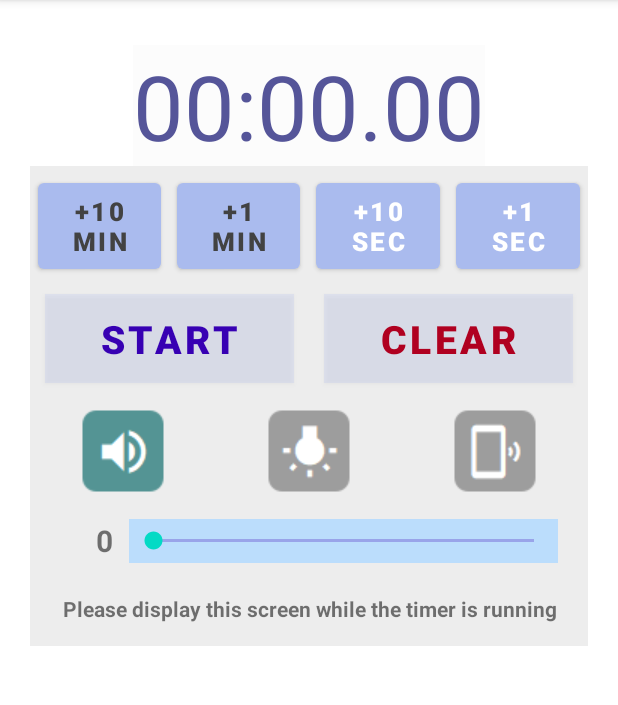
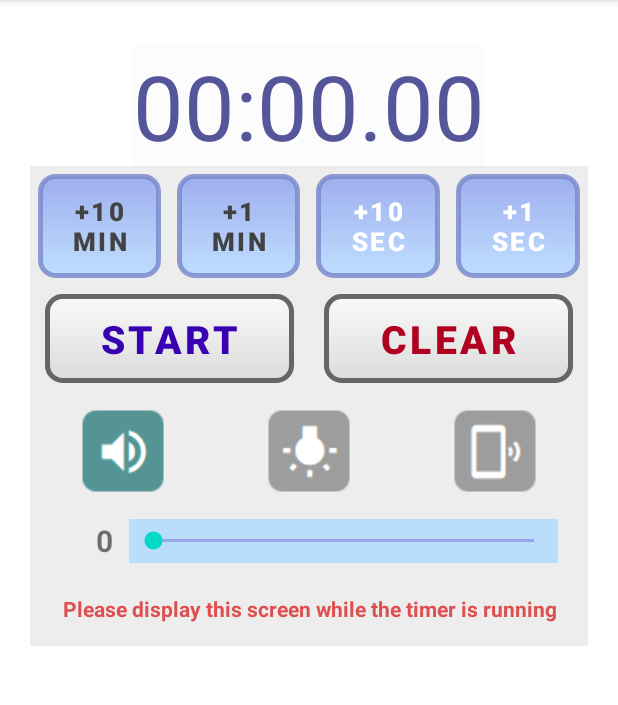
Before and after one commit to tfs-apps-one/NoticeTimer, an Android app: the screen it shows after launch (MainActivity), on a phone screen of 412 x 824 dp, the part 84-789 px from its top. Run offline under Robolectric (Android 15) with nearby library versions, the phone set to English and light mode, and no system bars.

Commit message:
グラデーション表示追加

```diff
--- a/app/src/main/java/tfsapps/noticetimer/MainActivity.java
+++ b/app/src/main/java/tfsapps/noticetimer/MainActivity.java
@@ -68,8 +68,6 @@ public class MainActivity extends AppCompatActivity {
         _country = _local.getCountry();
 
         /* 初期化処理 */
-        Button startButton = findViewById(R.id.btn_start);
-        Button stopButton = findViewById(R.id.btn_clear);
         timerText = findViewById(R.id.timer);
         timerText.setText(dataFormat.format(0));
         vibrator = (Vibrator) getSystemService(VIBRATOR_SERVICE);
@@ -164,13 +162,23 @@ public class MainActivity extends AppCompatActivity {
             }else{
                 btn_start.setText(R.string.btn_START);
             }
+            btn_start.setBackgroundTintList(null);
             btn_start.setTextColor(getColor(R.color.material_on_background_disabled));
+            btn_start.setBackgroundResource(R.drawable.btn_round2);
+
+            btn_clear.setBackgroundTintList(null);
             btn_clear.setTextColor(getColor(R.color.design_default_color_error));
+            btn_clear.setBackgroundResource(R.drawable.btn_round2);
         }
         else{
+            btn_start.setBackgroundTintList(null);
             btn_start.setText(R.string.btn_START);
             btn_start.setTextColor(getColor(R.color.design_default_color_primary_variant));
+            btn_start.setBackgroundResource(R.drawable.btn_round2);
+
+            btn_clear.setBackgroundTintList(null);
             btn_clear.setTextColor(getColor(R.color.design_default_color_error));
+            btn_clear.setBackgroundResource(R.drawable.btn_round2);
 
             /* タイマー */
             timerText = findViewById(R.id.timer);
@@ -189,6 +197,20 @@ public class MainActivity extends AppCompatActivity {
             if (is_set_vaib == true)    i_btn3.setImageResource(R.drawable.vaib_1);
             else                        i_btn3.setImageResource(R.drawable.vaib_0);
         }
+
+        Button btn1 = (Button)findViewById(R.id.btn_10min);
+        Button btn2 = (Button)findViewById(R.id.btn_1min);
+        Button btn3 = (Button)findViewById(R.id.btn_10sec);
+        Button btn4 = (Button)findViewById(R.id.btn_1sec);
+
+        btn1.setBackgroundTintList(null);
+        btn1.setBackgroundResource(R.drawable.btn_round);
+        btn2.setBackgroundTintList(null);
+        btn2.setBackgroundResource(R.drawable.btn_round);
+        btn3.setBackgroundTintList(null);
+        btn3.setBackgroundResource(R.drawable.btn_round);
+        btn4.setBackgroundTintList(null);
+        btn4.setBackgroundResource(R.drawable.btn_round);
     }
 
     /*
--- /dev/null
+++ b/app/src/main/res/drawable/btn_round.xml
@@ -0,0 +1,12 @@
+<?xml version="1.0" encoding="utf-8"?>
+<shape xmlns:android="http://schemas.android.com/apk/res/android"
+       android:shape="rectangle">
+    <corners android:radius="10dp"/>
+    <stroke
+        android:color="#CC7788CC"
+        android:width="3dp"/>
+    <gradient
+        android:startColor="#EEBBDDFF"
+        android:endColor="#EE99AAEE"
+        android:angle="90" />
+</shape>
--- /dev/null
+++ b/app/src/main/res/drawable/btn_round2.xml
@@ -0,0 +1,12 @@
+<?xml version="1.0" encoding="utf-8"?>
+<shape xmlns:android="http://schemas.android.com/apk/res/android"
+       android:shape="rectangle">
+    <corners android:radius="10dp"/>
+    <stroke
+        android:color="#FF666666"
+        android:width="3dp"/>
+    <gradient
+        android:startColor="#EEDADADA"
+        android:endColor="#EEFAFAFA"
+        android:angle="90" />
+</shape>
--- a/app/src/main/res/layout/activity_main.xml
+++ b/app/src/main/res/layout/activity_main.xml
@@ -248,6 +248,7 @@
         android:text="@string/COMMENT"
         android:textStyle="bold"
         android:textSize="14dp"
+        android:textColor="@color/orgpink"
         android:background="@color/green_200"/>
     </LinearLayout>
 
--- a/app/src/main/res/values/colors.xml
+++ b/app/src/main/res/values/colors.xml
@@ -8,4 +8,5 @@
     <color name="teal_700">#FF018786</color>
     <color name="black">#FF000000</color>
     <color name="white">#FFFFFFFF</color>
+    <color name="orgpink">#EEDD4444</color>
 </resources>
```
Also changed, not shown: app/build.gradle (+4 -4 lines), app/src/main/res/drawable/bak_grad.xml (added, +11 -0 lines), 2 other files.
